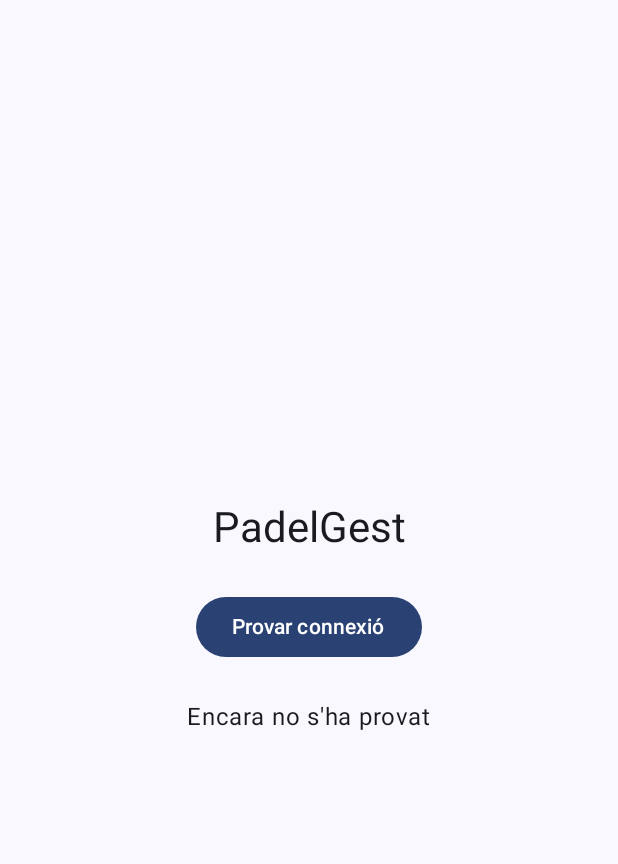
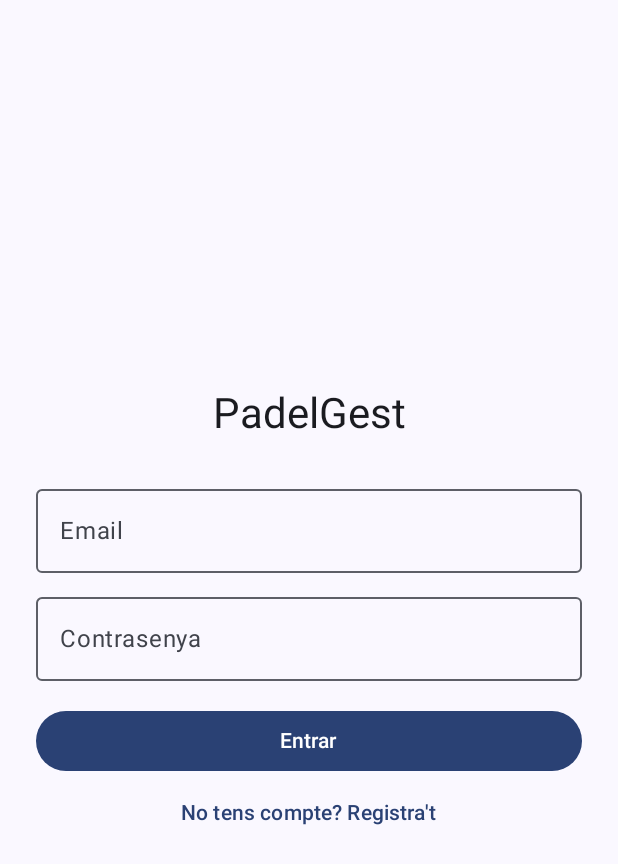
Before and after one commit to kanex87/PadelGest, an Android app built with Jetpack Compose: the screen it shows after launch (MainActivity), on a phone screen of 412 x 824 dp. Shown: the top 864 px of the screen. Run offline under Robolectric (Android 15) with nearby library versions, the phone set to English and light mode, and no system bars.

Commit message:
Afegir login, registre i sessió desada a l'app mobil

```diff
--- a/mobil/app/src/main/java/cat/padelgest/mobil/MainActivity.kt
+++ b/mobil/app/src/main/java/cat/padelgest/mobil/MainActivity.kt
@@ -4,85 +4,61 @@ import android.os.Bundle
 import androidx.activity.ComponentActivity
 import androidx.activity.compose.setContent
 import androidx.activity.enableEdgeToEdge
-import androidx.compose.foundation.layout.Arrangement
-import androidx.compose.foundation.layout.Column
-import androidx.compose.foundation.layout.Spacer
 import androidx.compose.foundation.layout.fillMaxSize
-import androidx.compose.foundation.layout.height
 import androidx.compose.foundation.layout.padding
-import androidx.compose.material3.Button
-import androidx.compose.material3.MaterialTheme
 import androidx.compose.material3.Scaffold
-import androidx.compose.material3.Text
 import androidx.compose.runtime.Composable
 import androidx.compose.runtime.getValue
 import androidx.compose.runtime.mutableStateOf
 import androidx.compose.runtime.remember
-import androidx.compose.runtime.rememberCoroutineScope
 import androidx.compose.runtime.setValue
-import androidx.compose.ui.Alignment
 import androidx.compose.ui.Modifier
-import androidx.compose.ui.unit.dp
-import cat.padelgest.mobil.api.ApiClient
-import cat.padelgest.mobil.model.LoginRequest
+import cat.padelgest.mobil.ui.IniciPantalla
+import cat.padelgest.mobil.ui.LoginPantalla
+import cat.padelgest.mobil.ui.RegistrePantalla
 import cat.padelgest.mobil.ui.theme.PadelGestTheme
-import java.io.IOException
-import kotlinx.coroutines.launch
 
 // Activitat principal: és el que s'obre quan el jugador toca la icona de l'app
 class MainActivity : ComponentActivity() {
 
     override fun onCreate(savedInstanceState: Bundle?) {
         super.onCreate(savedInstanceState)
+        Sessio.iniciar(this)
         enableEdgeToEdge()
         setContent {
             PadelGestTheme {
                 Scaffold(modifier = Modifier.fillMaxSize()) { espais ->
-                    ProvaConnexio(modifier = Modifier.padding(espais))
+                    App(modifier = Modifier.padding(espais))
                 }
             }
         }
     }
 }
 
-// Pantalla provisional per comprovar que l'app parla amb el servidor
+// Les pantalles que té l'app
+enum class Pantalla { LOGIN, REGISTRE, INICI }
+
+// Decideix quina pantalla s'ensenya i com es passa d'una a l'altra
 @Composable
-fun ProvaConnexio(modifier: Modifier = Modifier) {
-    var resultat by remember { mutableStateOf("Encara no s'ha provat") }
-    val scope = rememberCoroutineScope()
+fun App(modifier: Modifier = Modifier) {
+    var pantalla by remember {
+        mutableStateOf(if (Sessio.token == null) Pantalla.LOGIN else Pantalla.INICI)
+    }
 
-    Column(
-        modifier = modifier
-            .fillMaxSize()
-            .padding(24.dp),
-        verticalArrangement = Arrangement.Center,
-        horizontalAlignment = Alignment.CenterHorizontally
-    ) {
-        Text("PadelGest", style = MaterialTheme.typography.headlineMedium)
-        Spacer(Modifier.height(24.dp))
-        Button(onClick = {
-            // La petició va dins una corrutina perquè no bloquegi la pantalla
-            scope.launch {
-                resultat = provarLogin()
-            }
-        }) {
-            Text("Provar connexió")
-        }
-        Spacer(Modifier.height(24.dp))
-        Text(resultat)
+    when (pantalla) {
+        Pantalla.LOGIN -> LoginPantalla(
+            onEntrar = { pantalla = Pantalla.INICI },
+            onRegistre = { pantalla = Pantalla.REGISTRE },
+            modifier = modifier
+        )
+        Pantalla.REGISTRE -> RegistrePantalla(
+            onEntrar = { pantalla = Pantalla.INICI },
+            onTornar = { pantalla = Pantalla.LOGIN },
+            modifier = modifier
+        )
+        Pantalla.INICI -> IniciPantalla(
+            onSortir = { pantalla = Pantalla.LOGIN },
+            modifier = modifier
+        )
     }
 }
-
-// Fa un login amb el jugador de prova i torna un text amb el resultat
-suspend fun provarLogin(): String {
-    return try {
-        val resposta = ApiClient.api.login(LoginRequest("fernando@padelgest.cat", "jugador1234"))
-        if (resposta.isSuccessful) {
-            "Connectat! Hola, " + resposta.body()?.nom
-        } else {
-            "Error " + resposta.code() + ": " + resposta.errorBody()?.string()
-        }
-    } catch (e: IOException) {
-        "No es pot connectar amb el servidor"
-    }
-}
--- /dev/null
+++ b/mobil/app/src/main/java/cat/padelgest/mobil/Sessio.kt
@@ -0,0 +1,40 @@
+package cat.padelgest.mobil
+
+import android.content.Context
+import android.content.SharedPreferences
+
+// Guarda el token i el nom de l'usuari mentre l'app està oberta i quan es tanca
+object Sessio {
+
+    private lateinit var preferencies: SharedPreferences
+
+    var token: String? = null
+        private set
+
+    var nom: String? = null
+        private set
+
+    // Llegeix la sessió desada al mòbil (es crida en obrir l'app)
+    fun iniciar(context: Context) {
+        preferencies = context.getSharedPreferences("sessio", Context.MODE_PRIVATE)
+        token = preferencies.getString("token", null)
+        nom = preferencies.getString("nom", null)
+    }
+
+    // Desa el token i el nom després d'un login correcte
+    fun desar(nouToken: String, nouNom: String) {
+        token = nouToken
+        nom = nouNom
+        preferencies.edit()
+            .putString("token", nouToken)
+            .putString("nom", nouNom)
+            .apply()
+    }
+
+    // Oblida la sessió (tancar sessió o token caducat)
+    fun tancar() {
+        token = null
+        nom = null
+        preferencies.edit().clear().apply()
+    }
+}
--- /dev/null
+++ b/mobil/app/src/main/java/cat/padelgest/mobil/ui/LoginPantalla.kt
@@ -0,0 +1,118 @@
+package cat.padelgest.mobil.ui
+
+import androidx.compose.foundation.layout.Arrangement
+import androidx.compose.foundation.layout.Column
+import androidx.compose.foundation.layout.Spacer
+import androidx.compose.foundation.layout.fillMaxSize
+import androidx.compose.foundation.layout.fillMaxWidth
+import androidx.compose.foundation.layout.height
+import androidx.compose.foundation.layout.padding
+import androidx.compose.foundation.text.KeyboardOptions
+import androidx.compose.material3.Button
+import androidx.compose.material3.MaterialTheme
+import androidx.compose.material3.OutlinedTextField
+import androidx.compose.material3.Text
+import androidx.compose.material3.TextButton
+import androidx.compose.runtime.Composable
+import androidx.compose.runtime.getValue
+import androidx.compose.runtime.mutableStateOf
+import androidx.compose.runtime.remember
+import androidx.compose.runtime.rememberCoroutineScope
+import androidx.compose.runtime.setValue
+import androidx.compose.ui.Alignment
+import androidx.compose.ui.Modifier
+import androidx.compose.ui.text.input.KeyboardType
+import androidx.compose.ui.text.input.PasswordVisualTransformation
+import androidx.compose.ui.unit.dp
+import cat.padelgest.mobil.Sessio
+import cat.padelgest.mobil.api.ApiClient
+import cat.padelgest.mobil.model.LoginRequest
+import java.io.IOException
+import kotlinx.coroutines.launch
+
+// Pantalla d'inici de sessió
+@Composable
+fun LoginPantalla(onEntrar: () -> Unit, onRegistre: () -> Unit, modifier: Modifier = Modifier) {
+    var email by remember { mutableStateOf("") }
+    var contrasenya by remember { mutableStateOf("") }
+    var missatge by remember { mutableStateOf("") }
+    var esperant by remember { mutableStateOf(false) }
+    val scope = rememberCoroutineScope()
+
+    Column(
+        modifier = modifier
+            .fillMaxSize()
+            .padding(24.dp),
+        verticalArrangement = Arrangement.Center,
+        horizontalAlignment = Alignment.CenterHorizontally
+    ) {
+        Text("PadelGest", style = MaterialTheme.typography.headlineMedium)
+        Spacer(Modifier.height(24.dp))
+
+        OutlinedTextField(
+            value = email,
+            onValueChange = { email = it },
+            label = { Text("Email") },
+            singleLine = true,
+            keyboardOptions = KeyboardOptions(keyboardType = KeyboardType.Email),
+            modifier = Modifier.fillMaxWidth()
+        )
+        Spacer(Modifier.height(8.dp))
+        OutlinedTextField(
+            value = contrasenya,
+            onValueChange = { contrasenya = it },
+            label = { Text("Contrasenya") },
+            singleLine = true,
+            visualTransformation = PasswordVisualTransformation(),
+            keyboardOptions = KeyboardOptions(keyboardType = KeyboardType.Password),
+            modifier = Modifier.fillMaxWidth()
+        )
+        Spacer(Modifier.height(16.dp))
+
+        Button(
+            onClick = {
+                if (email.isBlank() || contrasenya.isEmpty()) {
+                    missatge = "Escriu l'email i la contrasenya"
+                } else {
+                    esperant = true
+                    scope.launch {
+                        val error = entrar(email.trim(), contrasenya)
+                        esperant = false
+                        if (error == null) {
+                            onEntrar()
+                        } else {
+                            missatge = error
+                        }
+                    }
+                }
+            },
+            enabled = !esperant,
+            modifier = Modifier.fillMaxWidth()
+        ) {
+            Text("Entrar")
+        }
+        TextButton(onClick = onRegistre) {
+            Text("No tens compte? Registra't")
+        }
+
+        if (missatge.isNotEmpty()) {
+            Text(missatge, color = MaterialTheme.colorScheme.error)
+        }
+    }
+}
+
+// Fa el login i desa la sessió. Torna null si ha anat bé, o el missatge d'error
+suspend fun entrar(email: String, contrasenya: String): String? {
+    return try {
+        val resposta = ApiClient.api.login(LoginRequest(email, contrasenya))
+        val dades = resposta.body()
+        if (resposta.isSuccessful && dades != null) {
+            Sessio.desar(dades.token, dades.nom)
+            null
+        } else {
+            ApiClient.missatgeError(resposta)
+        }
+    } catch (e: IOException) {
+        "No es pot connectar amb el servidor"
+    }
+}
```
Also changed, not shown: mobil/app/src/main/java/cat/padelgest/mobil/api/ApiClient.kt (+25 -0 lines), mobil/app/src/main/java/cat/padelgest/mobil/api/ApiService.kt (+12 -1 lines), mobil/app/src/main/java/cat/padelgest/mobil/model/RegistreRequest.kt (added, +9 -0 lines), mobil/app/src/main/java/cat/padelgest/mobil/model/Usuari.kt (added, +11 -0 lines), mobil/app/src/main/java/cat/padelgest/mobil/ui/IniciPantalla.kt (added, +67 -0 lines), mobil/app/src/main/java/cat/padelgest/mobil/ui/RegistrePantalla.kt (added, +153 -0 lines).
